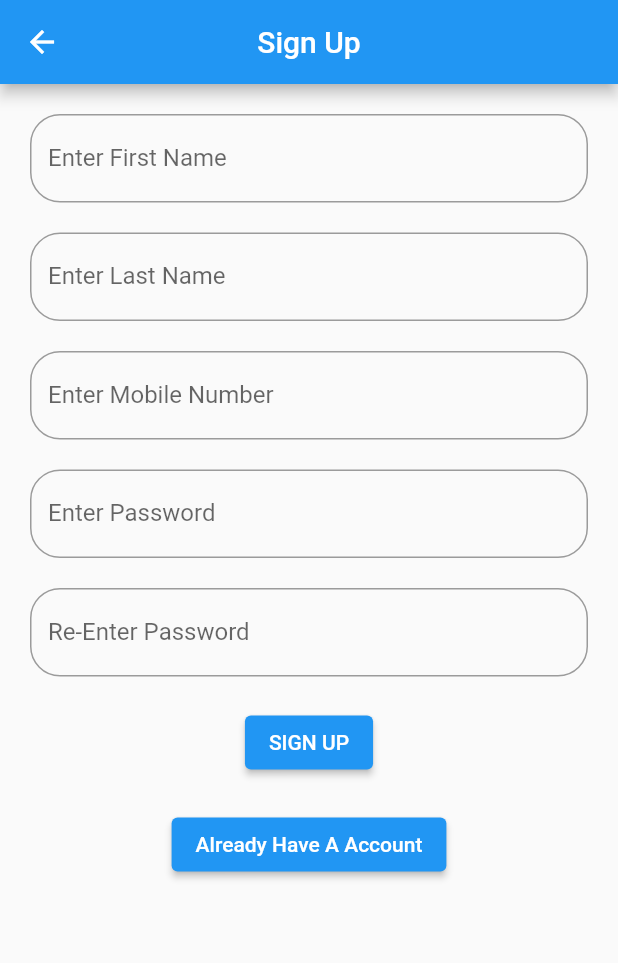
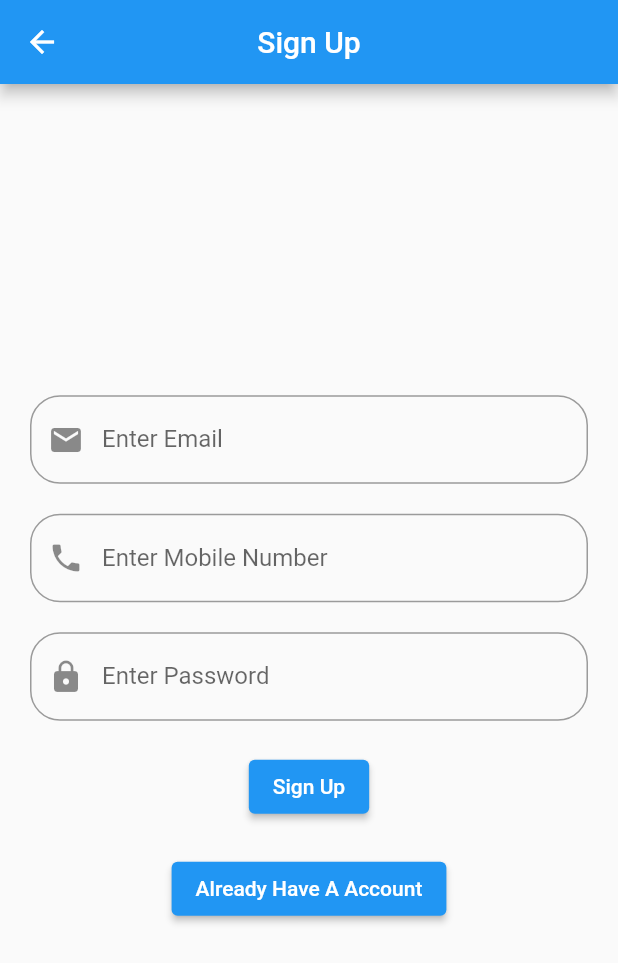
Before and after one commit to Avinash174/bottomnavigation, a Flutter app: the screen it shows after launch, after a tap on "SIGN UP", on a phone screen of 412 x 824 dp. Shown: the top 963 px of the screen. Run offline on Flutter 3.47's test engine with Material 2 defaults, Android fonts, the phone set to English and light mode, and no system bars.

Commit message:
New Project Added

```diff
--- a/lib/bottomNavigation.dart
+++ b/lib/bottomNavigation.dart
@@ -62,14 +62,6 @@ class _BottomNavigationState extends State<BottomNavigation> {
             }, child: Text('SIGN UP'))
           ],
         ),
-        bottomNavigationBar: BottomNavigationBar(
-          items: [
-            BottomNavigationBarItem(
-              icon: Icon(Icons.home),
-              label: 'Name',
-            ),
-            BottomNavigationBarItem(icon: Icon(Icons.call), label: 'call')
-          ],
-        ));
+    );
   }
 }
--- a/lib/signUpScreen.dart
+++ b/lib/signUpScreen.dart
@@ -15,29 +15,20 @@ class _SignUpScreenState extends State<SignUpScreen> {
         title: Text('Sign Up'),
         centerTitle: true,
       ),
-      body:Padding(
-        padding: EdgeInsets.all(20.0),
-        child: SingleChildScrollView(
+      body: Container(
+        child: Form(
+          child: Padding(
+            padding: const EdgeInsets.all(20.0),
             child: Column(
               mainAxisAlignment: MainAxisAlignment.center,
               children: [
                 TextFormField(
                   decoration: InputDecoration(
-                 labelText: 'Enter First Name',
+                    labelText: 'Enter Email',
+                    prefixIcon: Icon(Icons.email),
                     border: OutlineInputBorder(
-                   borderRadius: BorderRadius.circular(20.0),
-                 )
+                      borderRadius: BorderRadius.circular(20),
                     ),
-             ),
-             SizedBox(
-               height: 20,
-             ),
-             TextFormField(
-               decoration: InputDecoration(
-                   labelText: 'Enter Last Name',
-                   border: OutlineInputBorder(
-                     borderRadius: BorderRadius.circular(20.0),
-                   )
                   ),
                 ),
                 SizedBox(
@@ -46,9 +37,10 @@ class _SignUpScreenState extends State<SignUpScreen> {
                 TextFormField(
                   decoration: InputDecoration(
                     labelText: 'Enter Mobile Number',
+                    prefixIcon: Icon(Icons.phone),
                     border: OutlineInputBorder(
-                     borderRadius: BorderRadius.circular(20.0),
-                   )
+                      borderRadius: BorderRadius.circular(20),
+                    ),
                   ),
                 ),
                 SizedBox(
@@ -57,31 +49,24 @@ class _SignUpScreenState extends State<SignUpScreen> {
                 TextFormField(
                        decoration: InputDecoration(
                    labelText: 'Enter Password',
+                   prefixIcon: Icon(Icons.lock),
                    border: OutlineInputBorder(
-                     borderRadius: BorderRadius.circular(20.0),
-                   )
+                     borderRadius: BorderRadius.circular(20),
+                   ),
                  ),
                 ),
                 SizedBox(
                   height: 20,
                 ),
-             TextFormField(
-               decoration: InputDecoration(
-                   labelText: 'Re-Enter Password',
-                   border: OutlineInputBorder(
-                     borderRadius: BorderRadius.circular(20.0),
-                   )
-               ),
-             ),
-             SizedBox(
+                ElevatedButton(onPressed:(){}, child: Text('Sign Up'),
+                ),SizedBox(
                   height: 20,
                 ),
-             ElevatedButton(onPressed: (){}, child: Text('SIGN UP'),),
-             SizedBox(
-               height: 20,
+                ElevatedButton(onPressed: (){
+                  Navigator.pop(context);
+                }, child: Text('Already Have A Account'))
+              ],
             ),
-             ElevatedButton(onPressed: (){Navigator.pop(context);}, child: Text('Already Have A Account'),),
-           ],
           ),
         ),
       ),
```
Also changed, not shown: pubspec.lock. Lines whose indentation alone changed are shown as unchanged.
